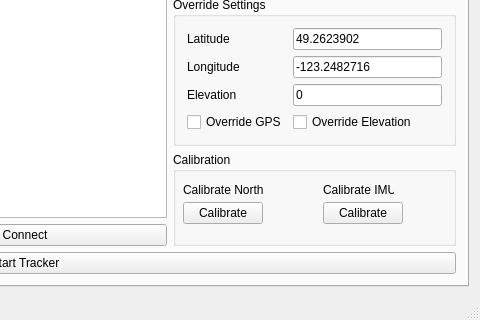
Old version of the form gcomcontroller.ui in the repository Rainerino/GCOM; both pictures show x 430 to 910 and y 262 to 582 of the 910 by 582 pixel window.
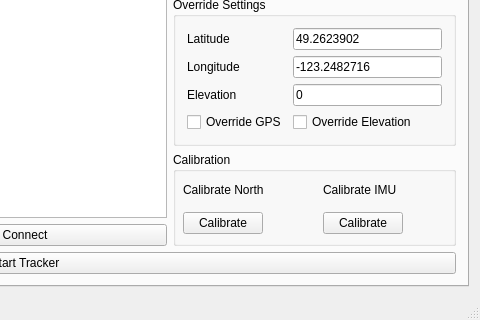
New version of the form.

The edit to the form file:
```diff
--- a/gcomcontroller.ui
+++ b/gcomcontroller.ui
@@ -656,7 +656,7 @@
                 <rect>
                  <x>10</x>
                  <y>30</y>
-                 <width>81</width>
+                 <width>121</width>
                  <height>16</height>
                 </rect>
                </property>
@@ -669,7 +669,7 @@
                 <rect>
                  <x>150</x>
                  <y>30</y>
-                 <width>71</width>
+                 <width>111</width>
                  <height>16</height>
                 </rect>
                </property>
@@ -681,7 +681,7 @@
                <property name="geometry">
                 <rect>
                  <x>10</x>
-                 <y>50</y>
+                 <y>60</y>
                  <width>80</width>
                  <height>22</height>
                 </rect>
@@ -694,7 +694,7 @@
                <property name="geometry">
                 <rect>
                  <x>150</x>
-                 <y>50</y>
+                 <y>60</y>
                  <width>80</width>
                  <height>22</height>
                 </rect>
```
